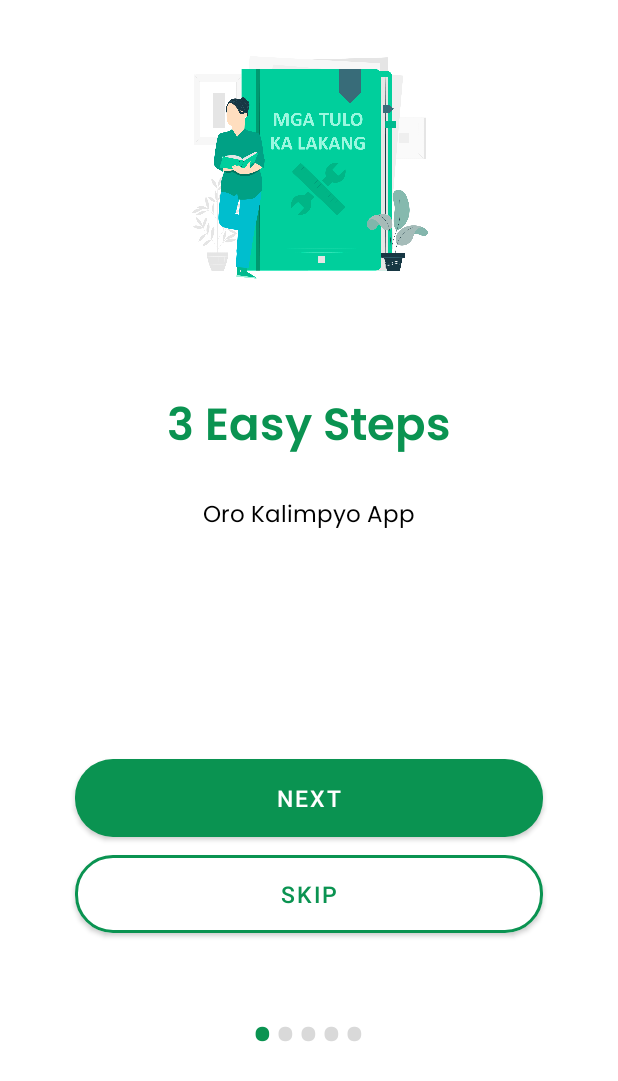
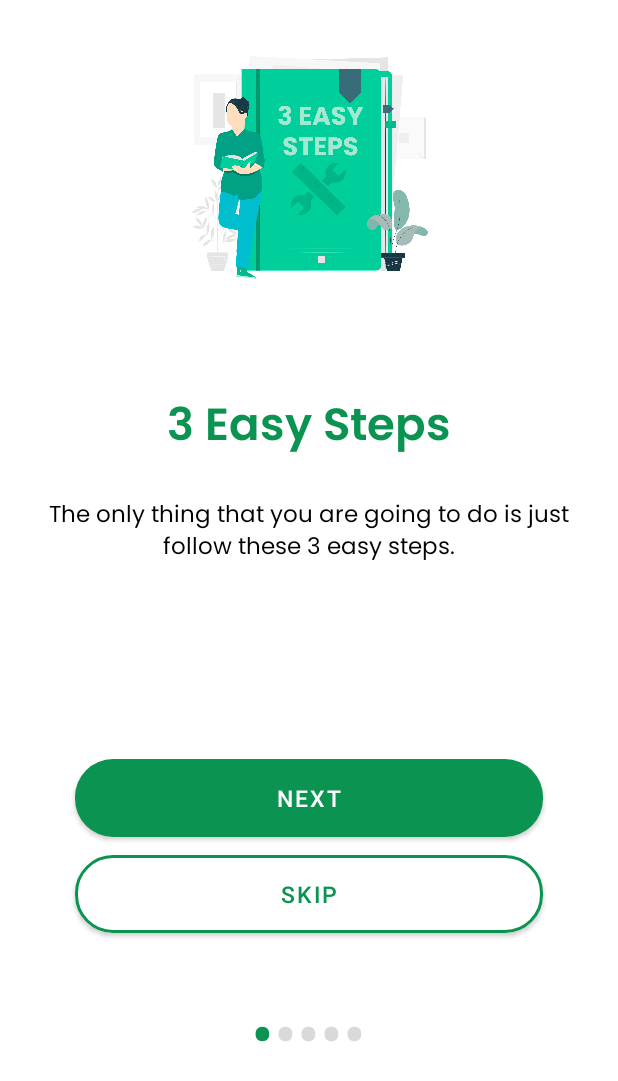
Before and after one commit to jasonllanes/OroKalimpyo_G, an Android app: the fragment points placed in its activity, after a tap on "HOW DOES IT WORK?", on a phone screen of 412 x 824 dp. Shown: the top 1081 px of the screen. Run offline under Robolectric (Android 15) with nearby library versions, the light colour scheme and no system bars; our stand-ins replace Firebase (no records; nobody signed in at launch, a user with empty details on screens opened directly); pictures from the network do not load; 9 statements that could not run were skipped.

Commit message:
[Redeem Rewards]

```diff
--- a/app/src/main/java/sldevs/cdo/orokalimpyo/redeem/RewardsAdapter.java
+++ b/app/src/main/java/sldevs/cdo/orokalimpyo/redeem/RewardsAdapter.java
@@ -93,6 +93,7 @@ public class RewardsAdapter extends FirestoreRecyclerAdapter<Rewards_Details, sl
             String modelField = model.getRewardTitle();
             if (modelField != null) {
                 if (searchQuery == null || searchQuery.isEmpty() || modelField.toLowerCase().contains(searchQuery.toLowerCase())) {
+                    holder.tvImageUrl.setText(rewardsDetails.getImage_url());
                     holder.tvTitle.setText(rewardsDetails.getRewardTitle());
                     holder.tvImageName.setText(rewardsDetails.getImageName());
                     holder.tvPoints.setText(String.valueOf(rewardsDetails.getPoints()));
@@ -125,6 +126,8 @@ public class RewardsAdapter extends FirestoreRecyclerAdapter<Rewards_Details, sl
 
         LinearLayout llRewardItem;
         CardView cvRewardItem;
+
+        TextView tvImageUrl;
         TextView tvTitle;
         TextView tvImageName;
 
@@ -145,6 +148,7 @@ public class RewardsAdapter extends FirestoreRecyclerAdapter<Rewards_Details, sl
             cvRewardItem = itemView.findViewById(R.id.cvRewardItem);
             tvRewardCode = itemView.findViewById(R.id.tvRewardCode);
             tvImageName = itemView.findViewById(R.id.tvImageName);
+            tvImageUrl = itemView.findViewById(R.id.tvImageUrl);
             tvTitle = itemView.findViewById(R.id.tvTitle);
             tvPoints = itemView.findViewById(R.id.tvPoints);
             tvDescription = itemView.findViewById(R.id.tvDescription);
@@ -162,7 +166,7 @@ public class RewardsAdapter extends FirestoreRecyclerAdapter<Rewards_Details, sl
                                 retrieveDate();
                                 String id = user_id.substring(0,5) + currentMonth + currentDay + currentYear + currentHour + currentMinute + currentSeconds;
                                 if(Double.parseDouble(currentPoints.getText().toString()) >= Double.parseDouble(tvPoints.getText().toString())){
-                                    fc.updatePoints(context,Double.parseDouble(currentPoints.getText().toString()) - Double.parseDouble(tvPoints.getText().toString()),id,rewardsDetails.imageUrl,tvImageName.getText().toString(),tvRewardCode.getText().toString(),tvTitle.getText().toString());
+                                    fc.updatePoints(context,Double.parseDouble(currentPoints.getText().toString()) - Double.parseDouble(tvPoints.getText().toString()),id,tvImageUrl.getText().toString(),tvImageName.getText().toString(),tvRewardCode.getText().toString(),tvTitle.getText().toString());
 //                                Intent i = new Intent(context, success_redeem.class);
 //                                i.putExtra("rewardTitle", tvTitle.getText().toString());
 //                                context.startActivity(i);
--- a/app/src/main/res/layout/activity_view_profile.xml
+++ b/app/src/main/res/layout/activity_view_profile.xml
@@ -316,6 +316,7 @@
 
             <com.google.android.material.button.MaterialButton
                 android:id="@+id/btnDeleteAccount"
+                android:visibility="gone"
                 android:layout_width="match_parent"
                 android:layout_height="wrap_content"
                 android:text="Delete Account"
--- a/app/src/main/res/values/strings.xml
+++ b/app/src/main/res/values/strings.xml
@@ -8,13 +8,13 @@
     <string name="guide_1">Segregate</string>
     <string name="guide_2">Prepare</string>
     <string name="guide_3">Show QR Code</string>
-    <string name="guide_4">Thank you for your cooperation!</string>
+    <string name="guide_4">That would be all. Thank you for your cooperation!</string>
 
-    <string name="guide_desc_0">Oro Kalimpyo App</string>
-    <string name="guide_desc_1">Seamless Collection</string>
-    <string name="guide_desc_2">Partnership</string>
-    <string name="guide_desc_3">City Implementation</string>
-    <string name="guide_desc_4">SL Devs</string>
+    <string name="guide_desc_0">The only thing that you are going to do is just follow these 3 easy steps.</string>
+    <string name="guide_desc_1">Waste segregation is an ideal way to diminish the impact of landfills on the environment as well as health issues that can result from improperly disposed of wastes and toxins.</string>
+    <string name="guide_desc_2">Gather your waste and place it in designated bins. This includes recyclable materials, non-recyclable materials, and yard waste.</string>
+    <string name="guide_desc_3">Show your QR Code to the waste collector so that they would be able to credit your contribution.</string>
+    <string name="guide_desc_4"><i>-CLENRO CDO</i></string>
 
     <string name="screen1">Oro Kalimpyo App</string>
     <string name="screen2">Seamless Collection</string>
```
Also changed, not shown: app/src/main/res/layout/rewards_item_layout.xml (+12 -0 lines), app/src/main/res/drawable/guide_0.png.
